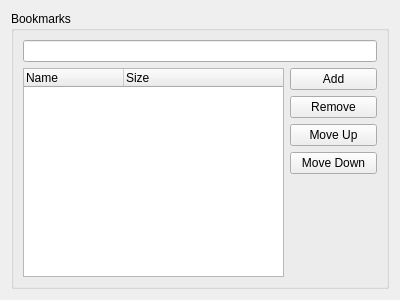
Qt form src/ui/frameconfig.ui (hippich/recorditnow) before a commit.
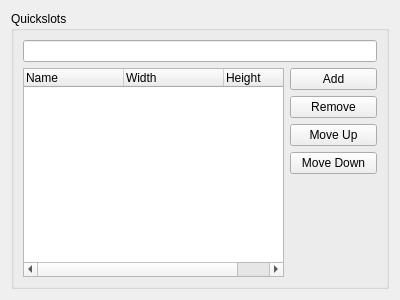
The same form after that commit. Custom widgets are drawn as their Qt base class.

Patch:
```diff
--- a/src/ui/frameconfig.ui
+++ b/src/ui/frameconfig.ui
@@ -17,7 +17,7 @@
    <item row="0" column="0" colspan="2">
     <widget class="QGroupBox" name="groupBox">
      <property name="title">
-      <string>Bookmarks</string>
+      <string>Quickslots</string>
      </property>
      <layout class="QGridLayout" name="gridLayout_2">
       <item row="0" column="0" colspan="4">
@@ -38,7 +38,12 @@
         </column>
         <column>
          <property name="text">
-          <string>Size</string>
+          <string>Width</string>
+         </property>
+        </column>
+        <column>
+         <property name="text">
+          <string>Height</string>
          </property>
         </column>
        </widget>
```
